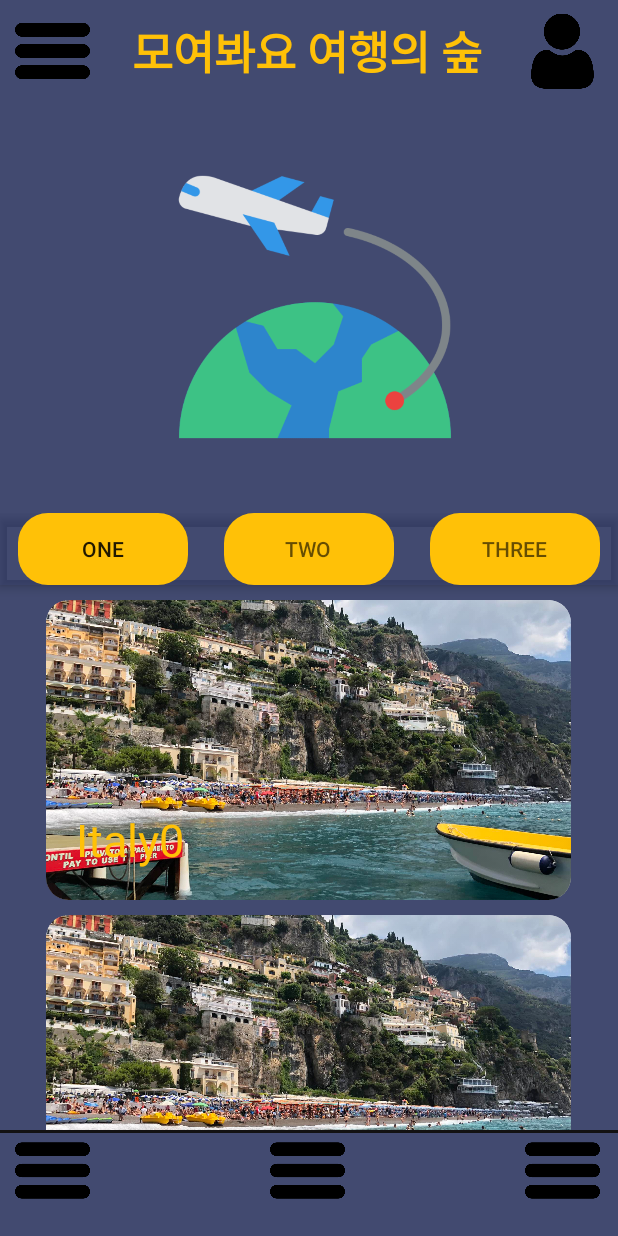
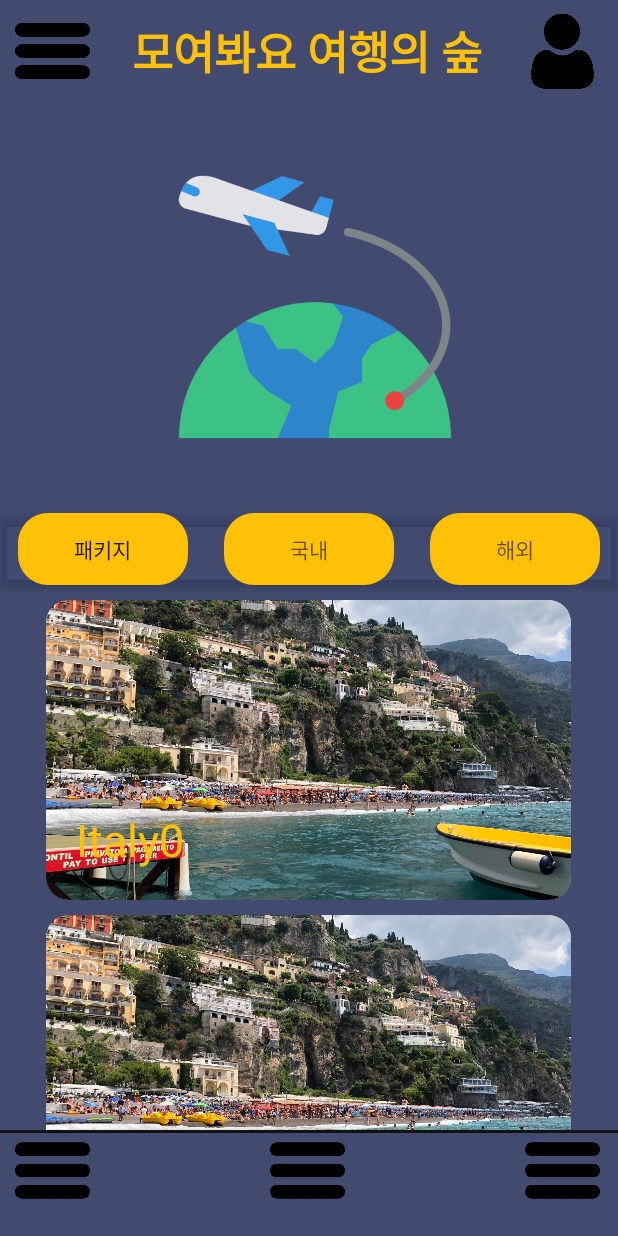
Before and after one commit to z1top133/ajou_capstone, an Android app: the screen it shows after launch (MainPage), on a phone screen of 412 x 824 dp. Run offline under Robolectric (Android 15) with nearby library versions, the phone set to English and light mode, and no system bars; our stand-ins replace Firebase (no records; nobody signed in at launch, a user with empty details on screens opened directly); libraries missing offline, so code that uses them is left out: com.firebase.ui.

Commit message:
tabLayout_text

```diff
--- a/app/src/main/java/com/example/myapplication_practice/MainPage.kt
+++ b/app/src/main/java/com/example/myapplication_practice/MainPage.kt
@@ -42,9 +42,9 @@ class MainPage : AppCompatActivity() {
 //        val adapter = RecyclerViewAdapter(travelList, LayoutInflater.from(this@MainPage))
 //        travel_container.adapter = adapter
 //        travel_container.layoutManager = LinearLayoutManager(this@MainPage)//recyclerView
-        tab_layout.addTab(tab_layout.newTab().setText("ONE"))
-        tab_layout.addTab(tab_layout.newTab().setText("TWO"))
-        tab_layout.addTab(tab_layout.newTab().setText("THREE"))
+        tab_layout.addTab(tab_layout.newTab().setText("패키지"))
+        tab_layout.addTab(tab_layout.newTab().setText("국내"))
+        tab_layout.addTab(tab_layout.newTab().setText("해외"))
         val tabs = tab_layout.getChildAt(0) as ViewGroup
 
         for(i in 0 until tabs.childCount){
```
